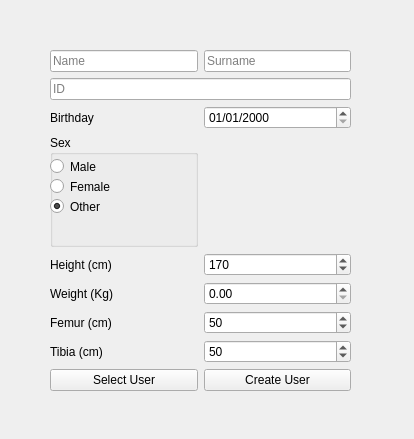
This is src/gui_pkg/include/gui_pkg/create_user_form.ui in cristianbass01/GUI_robotic_exoskeleton as Qt 5 draws it before an edit. The edited form follows.
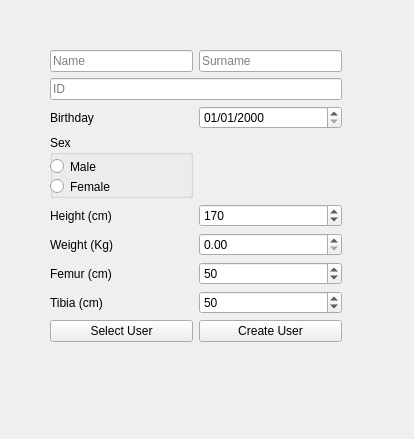
This is the edited form.

```diff
--- a/src/gui_pkg/include/gui_pkg/create_user_form.ui
+++ b/src/gui_pkg/include/gui_pkg/create_user_form.ui
@@ -18,8 +18,8 @@
     <rect>
      <x>50</x>
      <y>50</y>
-     <width>301</width>
-     <height>341</height>
+     <width>292</width>
+     <height>292</height>
     </rect>
    </property>
    <layout class="QGridLayout" name="gridLayout">
```
Left out of the diff: 130 changed lines with no effect on the pictures.
